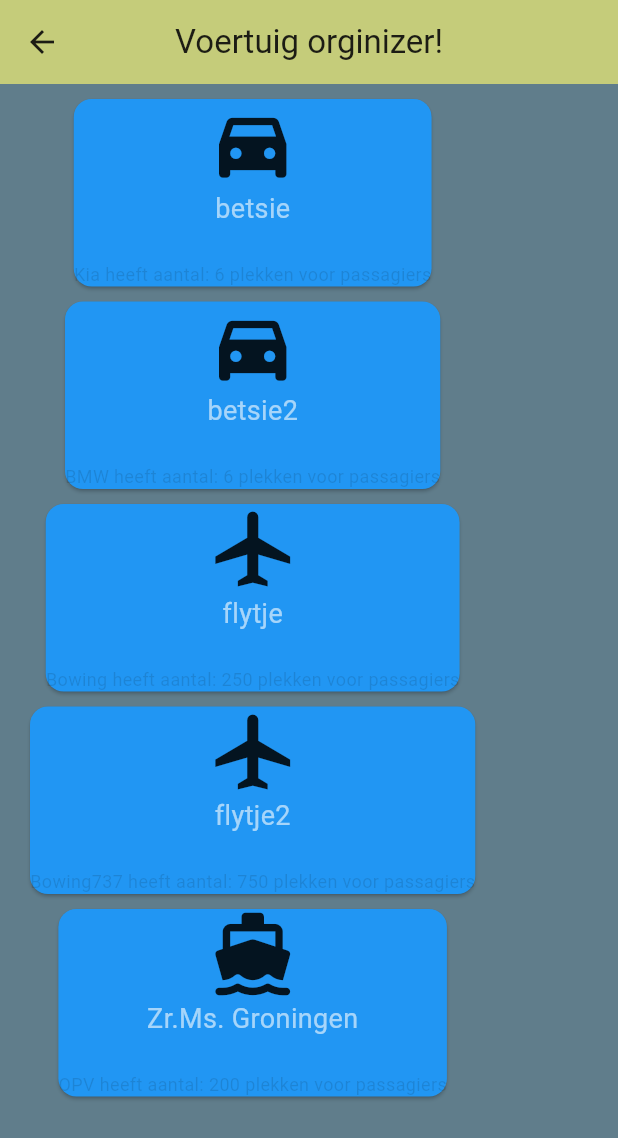
After one commit to mdbFullstacker/bag_of_holding, a Flutter app: the screen it shows after launch, after a tap on the "directions car filled" icon, on a phone screen of 412 x 824 dp. The commit adds this screen. Shown: the top 1138 px of the screen. Run offline on Flutter 3.47's test engine with Material 3 defaults, Android fonts, the phone set to English and light mode, and no system bars; network calls fail.

Commit message:
einde cursus

```diff
--- a/lib/main.dart
+++ b/lib/main.dart
@@ -1,6 +1,9 @@
+import 'package:bag_of_holding/views/asyncOefening.dart';
+import 'package:bag_of_holding/views/voertuigenVergelijker.dart';
 import 'package:flutter/material.dart';
 import 'views/signup.dart';
 import 'views/profile.dart';
+import 'views/voertuigenVergelijker.dart';
 
 void main() {
   runApp(const BagOfHolding());
@@ -37,6 +40,26 @@ class _MyHomePageState extends State<MyHomePage> {
         title: Text(widget.title),
         centerTitle: true,
         actions: [
+          IconButton(
+            onPressed: () {
+              Navigator.push(
+                context,
+                MaterialPageRoute(builder: (context) => voertuigen()),
+              );
+            },
+            icon: const Icon(Icons.directions_car_filled_rounded),
+            tooltip: 'Voertuigen vergelijker',
+          ),
+          IconButton(
+            onPressed: () {
+              Navigator.push(
+                context,
+                MaterialPageRoute(builder: (context) => asyncOefening()),
+              );
+            },
+            icon: const Icon(Icons.http_rounded),
+            tooltip: 'async oefening',
+          ),
           IconButton(
             onPressed: () {
               Navigator.push(
--- /dev/null
+++ b/lib/models/Auto.dart
@@ -0,0 +1,8 @@
+import 'package:bag_of_holding/models/Voertuig.dart';
+
+class Auto extends Voertuig {
+
+
+  Auto(super.id, super.name, super.brand, super.wheels, super.passangers);
+
+}
--- /dev/null
+++ b/lib/models/Boot.dart
@@ -0,0 +1,10 @@
+import 'package:bag_of_holding/models/Voertuig.dart';
+
+class Boot extends Voertuig {
+  late bool floats;
+
+  Boot(super.id, super.name, super.brand, super.wheels, super.passangers, ) {
+    this.floats = true;
+  }
+
+}
--- /dev/null
+++ b/lib/models/Vliegtuig.dart
@@ -0,0 +1,10 @@
+import 'package:bag_of_holding/models/Voertuig.dart';
+
+class Vliegtuig extends Voertuig {
+  late bool flys;
+
+  Vliegtuig(super.id, super.name, super.brand, super.wheels, super.passangers ) {
+    this.flys = true;
+  }
+
+}
--- /dev/null
+++ b/lib/models/Voertuig.dart
@@ -0,0 +1,12 @@
+abstract class Voertuig {
+  late int id;
+  late String name;
+  late String brand;
+  late int? wheels;
+  late int passangers;
+
+  Voertuig(this.id, this.name, this.brand, this.wheels, this.passangers);
+
+
+
+}
--- /dev/null
+++ b/lib/styles/voertuigTemplate.dart
@@ -0,0 +1,33 @@
+import 'package:bag_of_holding/models/Vliegtuig.dart';
+import 'package:bag_of_holding/models/Voertuig.dart';
+import 'package:flutter/material.dart';
+
+import '../models/Auto.dart';
+
+Widget voertuigTemplate(Voertuig voertuig) {
+  return Card(
+    margin: EdgeInsets.fromLTRB(20, 10, 0, 0),
+    color: Colors.blue,
+    child: Column(
+      children: [
+        if (voertuig.wheels == null) ...[
+          Icon(Icons.directions_boat_filled_rounded, size: 60),
+        ],
+        if (voertuig is Vliegtuig) ...[
+          Icon(Icons.airplanemode_active, size: 60),
+        ] else if (voertuig is Auto) ...[
+          Icon(Icons.directions_car_filled, size: 60),
+        ],
+        Text(
+          voertuig.name,
+          style: TextStyle(fontSize: 18, color: Colors.white60),
+        ),
+        SizedBox(height: 22),
+        Text(
+          '${voertuig.brand} heeft aantal: ${voertuig.passangers} plekken voor passagiers',
+          style: TextStyle(fontSize: 12, color: Colors.black12),
+        ),
+      ],
+    ),
+  );
+}
--- /dev/null
+++ b/lib/views/voertuigenVergelijker.dart
@@ -0,0 +1,39 @@
+import 'package:bag_of_holding/models/Boot.dart';
+import 'package:bag_of_holding/models/Vliegtuig.dart';
+import 'package:bag_of_holding/models/Voertuig.dart';
+import 'package:bag_of_holding/styles/voertuigTemplate.dart';
+import 'package:flutter/material.dart';
+
+import '../models/Auto.dart';
+
+class voertuigen extends StatefulWidget {
+  const voertuigen({super.key});
+
+  @override
+  State<voertuigen> createState() => _voertuigenState();
+}
+
+class _voertuigenState extends State<voertuigen> {
+  List<Voertuig> voertuigen = [
+    Auto(1, 'betsie', 'Kia', 4, 6),
+    Auto(2, 'betsie2','BMW', 4, 6),
+    Vliegtuig(3, 'flytje', 'Bowing', 8, 250),
+    Vliegtuig(4, 'flytje2', 'Bowing737', 8, 750),
+    Boot(5, 'Zr.Ms. Groningen', 'OPV', null, 200)
+
+  ];
+  @override
+  Widget build(BuildContext context) {
+    return Scaffold(
+      backgroundColor: Colors.blueGrey,
+      appBar: AppBar(
+        backgroundColor: Theme.of(context).colorScheme.inversePrimary,
+        title: Text("Voertuig orginizer!"),
+        centerTitle: true,
+      ),
+    body: Column(
+      children: voertuigen.map((voertuig) => voertuigTemplate(voertuig)).toList(),
+    ),
+    );
+  }
+}
--- a/pubspec.yaml
+++ b/pubspec.yaml
@@ -34,6 +34,8 @@ dependencies:
   # The following adds the Cupertino Icons font to your application.
   # Use with the CupertinoIcons class for iOS style icons.
   cupertino_icons: ^1.0.8
+  http: ^1.5.0
+  flutter_bloc: ^9.1.1
 
 dev_dependencies:
   flutter_test:
```
Also changed, not shown: lib/models/Pokemon.dart (added, +61 -0 lines), lib/views/asyncOefening.dart (added, +276 -0 lines), lib/views/profile.dart (+50 -3 lines), pubspec.lock.
